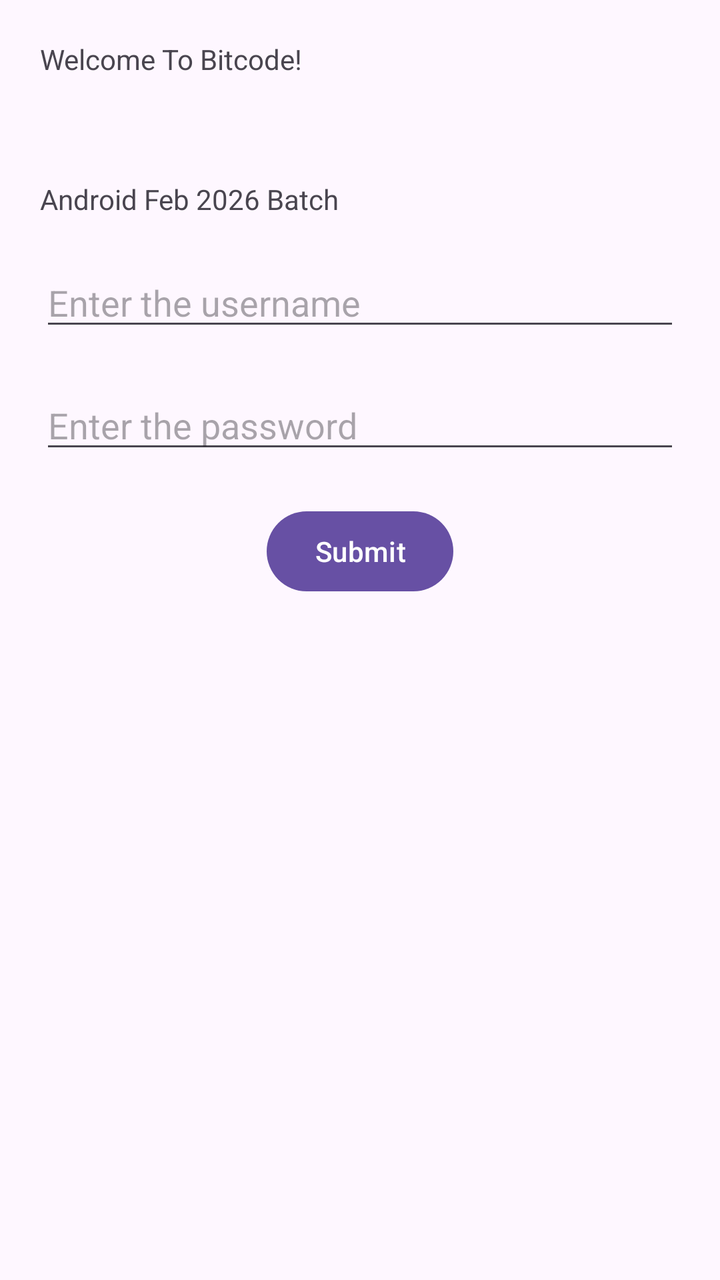
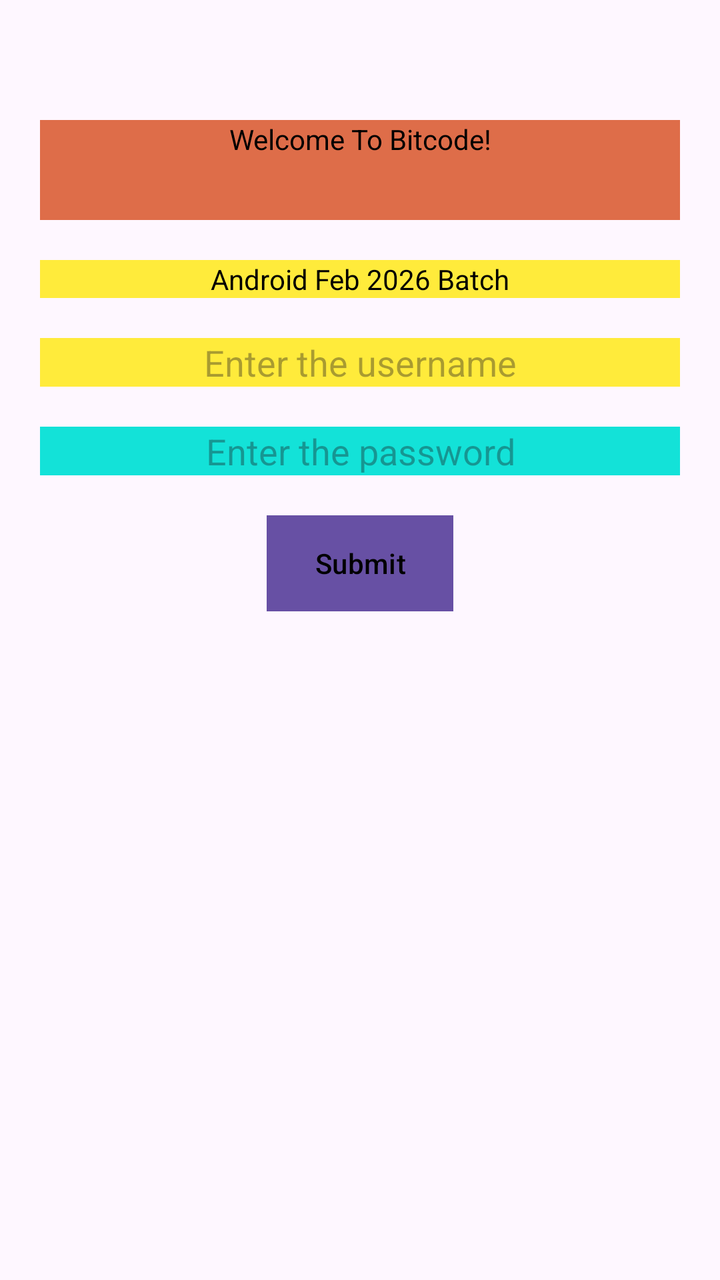

Compare the two renders of this Android layout. The source of the first and the diff that turns it into the second are given below.
<!-- AndroidManifest.xml: application theme Theme._05_02_2026_FirstApplication -->
<!-- res/layout/home_activity.xml -->
<?xml version="1.0" encoding="utf-8"?>
<androidx.constraintlayout.widget.ConstraintLayout xmlns:android="http://schemas.android.com/apk/res/android"
    android:layout_width="match_parent"
    android:layout_height="match_parent"
    xmlns:app="http://schemas.android.com/apk/res-auto"
    android:layout_gravity="center">

    <TextView
        android:layout_width="match_parent"
        android:layout_height="50dp"
        android:layout_marginLeft="20dp"
        android:layout_marginRight="20dp"
        android:layout_marginBottom="20dp"
        android:layout_marginTop="20dp"
        android:id="@+id/txtWelcome"
        android:text="@string/welcome_to_bitcode"
        app:layout_constraintLeft_toLeftOf="parent"
        app:layout_constraintTop_toTopOf="parent"
        app:layout_constraintRight_toRightOf="parent"
        app:layout_constraintBottom_toTopOf="@id/txtAndroidBatch"/>

    <TextView
        android:layout_width="match_parent"
        android:layout_height="wrap_content"
        android:layout_marginLeft="20dp"
        android:layout_marginRight="20dp"
        android:layout_marginBottom="20dp"
        android:text="@string/android_feb_2026_batch"
        android:id="@+id/txtAndroidBatch"
        app:layout_constraintTop_toBottomOf="@id/txtWelcome"
        app:layout_constraintLeft_toLeftOf="parent"
        app:layout_constraintRight_toRightOf="parent"
        app:layout_constraintBottom_toTopOf="@id/edtUsername"/>


    <EditText
        android:layout_width="match_parent"
        android:layout_height="wrap_content"
        android:id="@+id/edtUsername"
        android:hint="@string/enter_the_username"
        android:layout_marginLeft="20dp"
        android:layout_marginRight="20dp"
        android:layout_marginBottom="20dp"
        app:layout_constraintTop_toBottomOf="@id/txtAndroidBatch"
        app:layout_constraintLeft_toLeftOf="parent"
        android:inputType="text"
        android:autofillHints="name"
        app:layout_constraintRight_toRightOf="parent"
        app:layout_constraintBottom_toTopOf="@id/edtPassword"/>

    <EditText
        android:layout_width="match_parent"
        android:layout_height="wrap_content"
        app:layout_constraintLeft_toLeftOf="parent"
        app:layout_constraintTop_toBottomOf="@id/edtUsername"
        android:layout_marginRight="20dp"
        android:layout_marginLeft="20dp"
        android:hint="@string/enter_the_password"
        android:id="@+id/edtPassword"
        android:inputType="textPassword"
        android:autofillHints="password"
        app:layout_constraintRight_toRightOf="parent"
        app:layout_constraintBottom_toTopOf="@id/btnSubmit"/>


    <Button
        android:layout_width="wrap_content"
        android:layout_height="wrap_content"
        app:layout_constraintLeft_toLeftOf="parent"
        app:layout_constraintTop_toBottomOf="@id/edtPassword"
        android:id="@+id/btnSubmit"
        android:text="@string/submit"
        android:layout_marginTop="20dp"
        android:layout_marginLeft="40dp"
        android:layout_marginRight="40dp"
        app:layout_constraintRight_toRightOf="parent"
        />

</androidx.constraintlayout.widget.ConstraintLayout>
<!-- resources referenced by this layout -->
<resources>
  <string name="android_feb_2026_batch">Android Feb 2026 Batch</string>
  <string name="enter_the_password">Enter the password</string>
  <string name="enter_the_username">Enter the username</string>
  <string name="submit">Submit</string>
  <string name="welcome_to_bitcode">Welcome To Bitcode!</string>
  <style name="Theme._05_02_2026_FirstApplication" parent="Base.Theme._05_02_2026_FirstApplication" />
  <style name="Base.Theme._05_02_2026_FirstApplication" parent="Theme.Material3.DayNight.NoActionBar">
          
          
      </style>
</resources>

<!-- the commit's change to res/layout/home_activity.xml (unified diff, before → after) -->
@@ -11,13 +11,16 @@
         android:layout_marginLeft="20dp"
         android:layout_marginRight="20dp"
         android:layout_marginBottom="20dp"
-        android:layout_marginTop="20dp"
+        android:layout_marginTop="60dp"
         android:id="@+id/txtWelcome"
         android:text="@string/welcome_to_bitcode"
         app:layout_constraintLeft_toLeftOf="parent"
         app:layout_constraintTop_toTopOf="parent"
         app:layout_constraintRight_toRightOf="parent"
-        app:layout_constraintBottom_toTopOf="@id/txtAndroidBatch"/>
+        app:layout_constraintBottom_toTopOf="@id/txtAndroidBatch"
+        android:background="@color/orange"
+        android:textColor="@color/black"
+        android:textAlignment="center"/>
 
     <TextView
         android:layout_width="match_parent"
@@ -30,8 +33,10 @@
         app:layout_constraintTop_toBottomOf="@id/txtWelcome"
         app:layout_constraintLeft_toLeftOf="parent"
         app:layout_constraintRight_toRightOf="parent"
-        app:layout_constraintBottom_toTopOf="@id/edtUsername"/>
-
+        app:layout_constraintBottom_toTopOf="@id/edtUsername"
+        android:background="@color/light_yellow"
+        android:textColor="@color/black"
+        android:textAlignment="center"/>
 
     <EditText
         android:layout_width="match_parent"
@@ -46,7 +51,10 @@
         android:inputType="text"
         android:autofillHints="name"
         app:layout_constraintRight_toRightOf="parent"
-        app:layout_constraintBottom_toTopOf="@id/edtPassword"/>
+        app:layout_constraintBottom_toTopOf="@id/edtPassword"
+        android:background="@color/light_yellow"
+        android:textColor="@color/black"
+        android:textAlignment="center"/>
 
     <EditText
         android:layout_width="match_parent"
@@ -60,8 +68,10 @@
         android:inputType="textPassword"
         android:autofillHints="password"
         app:layout_constraintRight_toRightOf="parent"
-        app:layout_constraintBottom_toTopOf="@id/btnSubmit"/>
-
+        app:layout_constraintBottom_toTopOf="@id/btnSubmit"
+        android:background="@color/cyan"
+        android:textColor="@color/black"
+        android:textAlignment="center"/>
 
     <Button
         android:layout_width="wrap_content"
@@ -74,6 +84,8 @@
         android:layout_marginLeft="40dp"
         android:layout_marginRight="40dp"
         app:layout_constraintRight_toRightOf="parent"
+        android:background="@color/cyan"
+        android:textColor="@color/black"
         />
 
 </androidx.constraintlayout.widget.ConstraintLayout>
<!-- resource entries referenced after the edit -->
@@ -1,5 +1,9 @@
 <!-- resources referenced by this layout -->
 <resources>
+  <color name="black">#FF000000</color>
+  <color name="cyan">#13E2D8</color>
+  <color name="light_yellow">#FFEB3B</color>
+  <color name="orange">#DE6D49</color>
   <string name="android_feb_2026_batch">Android Feb 2026 Batch</string>
   <string name="enter_the_password">Enter the password</string>
   <string name="enter_the_username">Enter the username</string>
